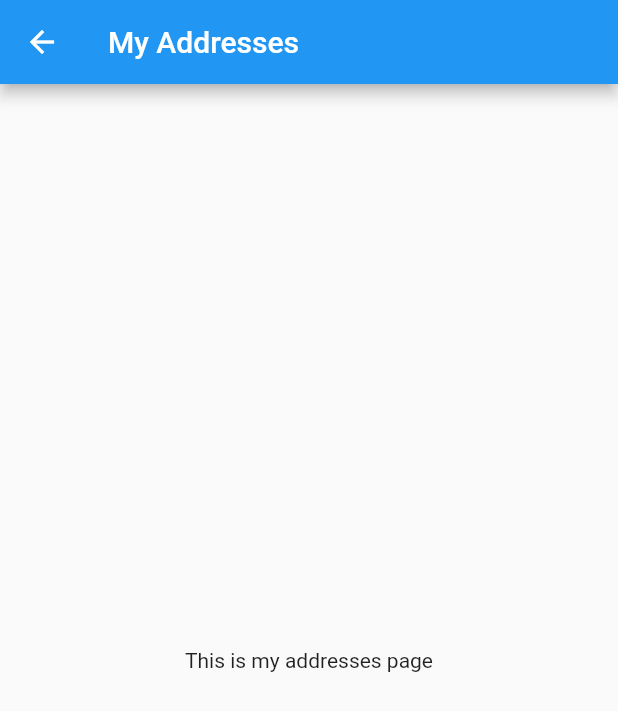
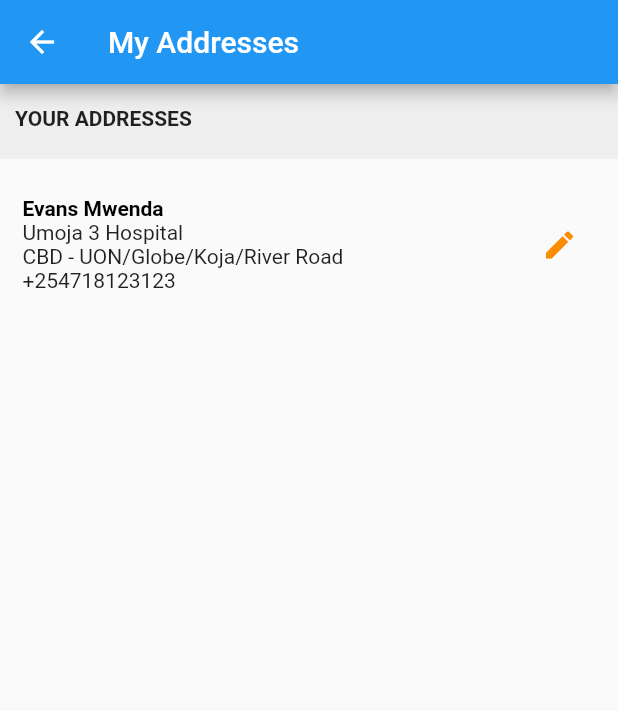
Before and after one commit to evansmwenda/RaashinEcommerce, a Flutter app: the MyAddresses screen opened by its route, on a phone screen of 412 x 824 dp. Shown: the top 711 px of the screen. Run offline on Flutter 3.47's test engine with Material 2 defaults, Android fonts, the phone set to English and light mode, and no system bars; our stand-ins replace cached_network_image, carousel_slider, flutter_rating_bar, shared_preferences, toast; accounts and stored records are empty.

Commit message:
added my addresses screen

```diff
--- a/lib/screens/my_addresses.dart
+++ b/lib/screens/my_addresses.dart
@@ -9,12 +9,71 @@ class MyAddresses extends StatefulWidget {
 class _MyAddressesState extends State<MyAddresses> {
   @override
   Widget build(BuildContext context) {
+    var device_width = MediaQuery.of(context).size.height;
     return Scaffold(
       appBar: AppBar(
         title: Text("My Addresses"),
       ),
-      body: Center(
-        child: Text("This is my addresses page"),
+      body: Container(
+        height: MediaQuery.of(context).size.height,
+        child: ListView(
+          // padding: EdgeInsets.all(30.0),
+          children: <Widget>[
+            Column(
+              crossAxisAlignment: CrossAxisAlignment.center,
+              children: <Widget>[
+                Container(
+                  decoration: BoxDecoration(
+                    color: Colors.grey[200],
+                  ),
+                  height: 50.0,
+                  width: device_width,
+                  padding: EdgeInsets.symmetric(
+                    horizontal: 10.0,
+                    vertical: 15.0,
+                  ),
+                  child: Text(
+                    "YOUR ADDRESSES",
+                    style: TextStyle(
+                      fontWeight: FontWeight.bold,
+                    ),
+                  ),
+                ),
+                SizedBox(
+                  height: 10.0,
+                ),
+                Container(
+                  margin: EdgeInsets.all(15.0),
+                  child: Row(
+                    mainAxisAlignment: MainAxisAlignment.spaceBetween,
+                    children: [
+                      Column(
+                        crossAxisAlignment: CrossAxisAlignment.start,
+                        children: [
+                          Text(
+                            "Evans Mwenda",
+                            style: TextStyle(
+                              color: Colors.black,
+                              fontWeight: FontWeight.bold,
+                            ),
+                          ),
+                          Text("Umoja 3 Hospital"),
+                          Text("CBD - UON/Globe/Koja/River Road"),
+                          Text("+254718123123"),
+                        ],
+                      ),
+                      IconButton(
+                        icon: Icon(Icons.edit),
+                        onPressed: () {},
+                        color: Colors.orange[600],
+                      ),
+                    ],
+                  ),
+                )
+              ],
+            )
+          ],
+        ),
       ),
     );
   }
```
